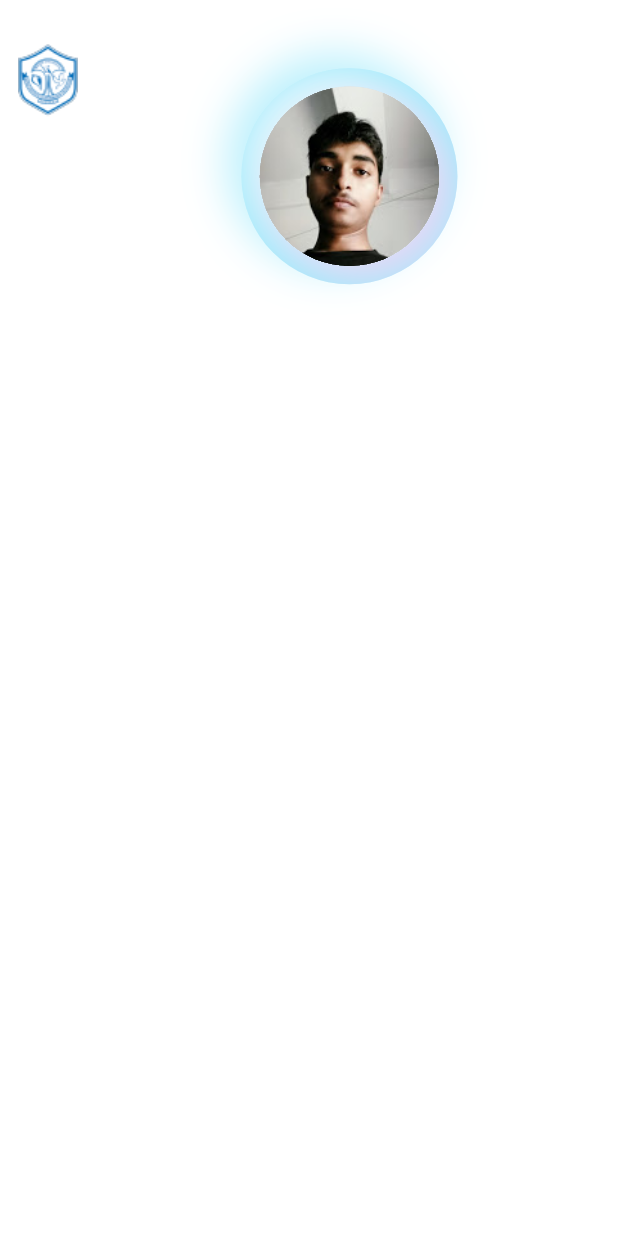
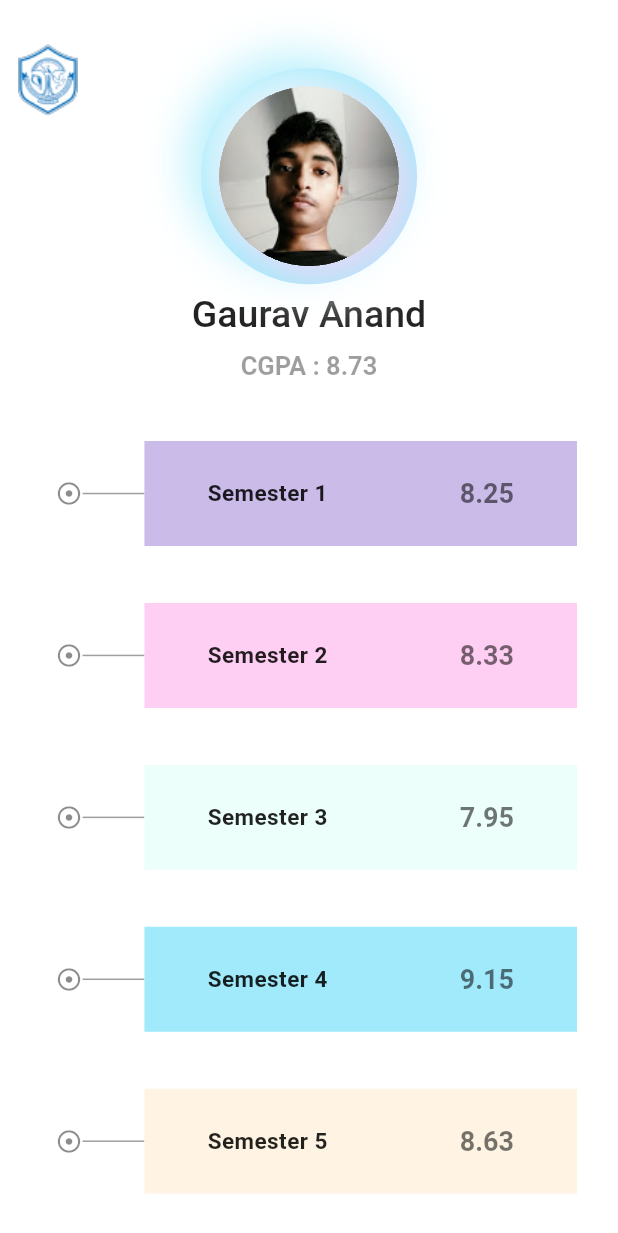
Before and after one commit to EdHub563/gpa, a Flutter app: the screen it shows after launch, on a phone screen of 412 x 824 dp. Shown: the top 1233 px of the screen. Run offline on Flutter 3.47's test engine with Material 2 defaults, Android fonts, the light colour scheme and no system bars; drawn by our look-alikes of flutter_neumorphic.

Commit message:
Implemented UI of HomePage, adding behaviour is remaining

```diff
--- a/app/gpa/lib/ui/pages/home.dart
+++ b/app/gpa/lib/ui/pages/home.dart
@@ -24,13 +24,18 @@ class _HomePageState extends State<HomePage> {
   }
 
   onScroll() {
+    print(controller.offset / controller.position.maxScrollExtent);
     setState(() {
       if (wi is BigAvatar) if (controller.offset /
               controller.position.maxScrollExtent >=
-          0.3) wi = SmallAvatar();
+          0.3) {
+        wi = SmallAvatar();
+      }
       if (wi is SmallAvatar) if (controller.offset /
               controller.position.maxScrollExtent <=
-          0.7) wi = BigAvatar();
+          0.7) {
+        wi = BigAvatar();
+      }
     });
   }
 
@@ -45,8 +50,8 @@ class _HomePageState extends State<HomePage> {
           expandedHeight: 190,
           floating: true,
           pinned: true,
-          flexibleSpace: Row(
-            crossAxisAlignment: CrossAxisAlignment.start,
+          flexibleSpace: Stack(
+            // crossAxisAlignment: CrossAxisAlignment.start,
             children: [
               Container(
                 margin: EdgeInsets.only(top: 25),
@@ -57,7 +62,7 @@ class _HomePageState extends State<HomePage> {
                   image: Image.asset('assets/avatar/logo.png').image,
                 ),
               ),
-              Expanded(
+              Center(
                 child: Container(
                   // color: (wi is BigAvatar) ? Colors.red : Colors.blue,
                   margin: EdgeInsets.only(top: 25),
@@ -79,14 +84,86 @@ class _HomePageState extends State<HomePage> {
         SliverList(
           delegate: SliverChildListDelegate(
             [
+              Container(
+                margin: EdgeInsets.only(top:5),
+                child: Center(
+                  child: Column(
+                    children: [
+                      Text(
+                        'Gaurav Anand',
+                        style: TextStyle(
+                            fontSize: 25,
+                            fontWeight: FontWeight.w500,
+                            color: Colors.black87),
+                      ),
+                      SizedBox(height: 10),
+                      Text('CGPA : 8.73',style: TextStyle(fontSize: 17, fontWeight: FontWeight.w600, color: Colors.black38)),
+                      SizedBox(height: 40)
+                    ],
+                  ),
+                ),
+              ),
               Column(
                 children: [
+                  SemesterTile(color: Color(0xffcabbe9),text: 'Semester 1', cgpa: 8.25,),
+                  SemesterTile(color: Color(0xffffcef3),text: 'Semester 2', cgpa: 8.33,),
+                  SemesterTile(color: Color(0xffecfffb),text: 'Semester 3', cgpa: 7.95,),
+                  SemesterTile(color: Color(0xffa1eafb),text: 'Semester 4', cgpa: 9.15,),
+                  SemesterTile(color: Color(0xfffff4e3),text: 'Semester 5', cgpa: 8.63,),
+                  SemesterTile(color: Color(0xffa6fff2),text: 'Semester 6', cgpa: 8.42,),
+                  SemesterTile(color: Color(0xffa1eafb),text: 'Semester 7', cgpa: 8.22,),
+                  SemesterTile(color: Color(0xffa1eafb),text: 'Semester 8', cgpa: 8.18,),
                 ],
               ),
             ],
           ),
         ),
       ]),
+    );
+  }
+}
+
+class SemesterTile extends StatelessWidget {
+  final color;
+  final text;
+  final cgpa;
+  SemesterTile({@required this.color, @required this.text, @required this.cgpa});
+  @override
+  Widget build(BuildContext context) {
+    double h = MediaQuery.of(context).size.height;
+    double w = MediaQuery.of(context).size.width;
+    return Column(
+      children: [
+        Row(
+          crossAxisAlignment: CrossAxisAlignment.center,
+          children: [
+            SizedBox(
+              width: w * 0.09,
+            ),
+            Icon(
+              Icons.adjust,
+              size: 18,
+              color: Colors.black45,
+            ),
+            Container(
+              height: 1,
+              width: w * 0.10,
+              color: Colors.black38,
+            ),
+            Container(color: color, height: h * 0.085, width: w * 0.7, child: Container(
+              child: Row(
+                mainAxisAlignment: MainAxisAlignment.spaceEvenly,
+                children: [
+                  Text(text, style: TextStyle(fontSize: 15, fontWeight: FontWeight.w600, color: Colors.black87, letterSpacing: 0.3)),
+                  SizedBox(width: 4,),
+                  Text('$cgpa',style: TextStyle(fontSize: 18, fontWeight: FontWeight.bold, color: Colors.black54))
+                ],
+              ),
+            ),),
+          ],
+        ),
+        SizedBox(height: h * 0.046)
+      ],
     );
   }
 }
@@ -103,17 +180,17 @@ class BigAvatar extends StatelessWidget {
       child: Neumorphic(
         padding: EdgeInsets.all(12),
         style: NeumorphicStyle(
-            color: Color(0xffa1eafb),
+            color: Color(0xffa1eafb).withAlpha(255),
             boxShape: NeumorphicBoxShape.circle(),
             depth: 20,
             lightSource: LightSource.bottomRight,
-            shadowDarkColor: Color(0xffa1eafb)),
+            shadowDarkColor: Color(0xffa1eafb).withAlpha(255)),
         child: Neumorphic(
             style: NeumorphicStyle(
                 boxShape: NeumorphicBoxShape.circle(),
                 depth: 20,
                 lightSource: LightSource.topLeft,
-                shadowDarkColor: Color(0xffffcef3)),
+                shadowDarkColor: Color(0xffffcef3).withAlpha(255)),
             child: ClipOval(
               clipBehavior: Clip.hardEdge,
               child: CircleAvatar(
@@ -143,10 +220,10 @@ class SmallAvatar extends StatelessWidget {
           alignment: Alignment.topRight,
           child: Neumorphic(
             style: NeumorphicStyle(
-              // border: NeumorphicBorder(
-              //   width: 5,
-              //   color: Color(0xffa1eafb)
-              // ),
+                // border: NeumorphicBorder(
+                //   width: 5,
+                //   color: Color(0xffa1eafb)
+                // ),
                 boxShape: NeumorphicBoxShape.circle(),
                 depth: 20,
                 lightSource: LightSource.right,
```
